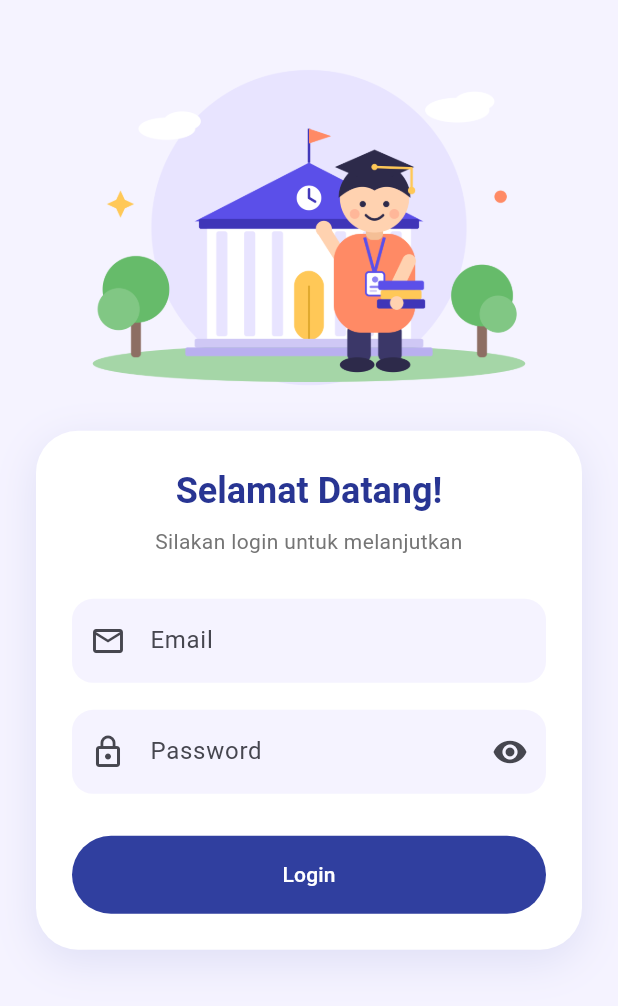
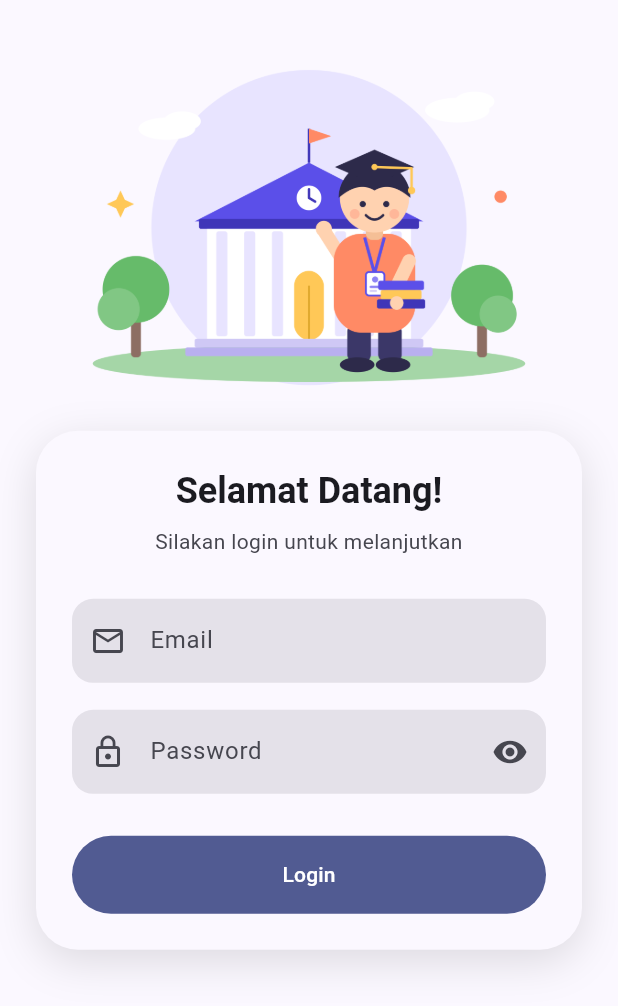
Before and after one commit to voltakits725/uts_pml_1124160165, a Flutter app: the screen it shows after launch, on a phone screen of 412 x 824 dp. Shown: the top 1006 px of the screen. Run offline on Flutter 3.47's test engine with Material 3 defaults, Android fonts, the phone set to English and light mode, and no system bars.

Commit message:
feat: halaman profil

```diff
--- a/soal2_profil_app/lib/main.dart
+++ b/soal2_profil_app/lib/main.dart
@@ -1,6 +1,7 @@
 import 'package:flutter/material.dart';
 import 'package:soal2_profil_app/app_theme.dart';
-import 'package:soal2_profil_app/screens/login_page.dart';
+import './screens/login_page.dart';
+
 
 void main(){
   runApp(const MyApp());
@@ -31,7 +32,9 @@ class _MyAppState extends State<MyApp>{
       darkTheme: AppTheme.darkTheme,
       themeMode: _themeMode,
 
-      home: const LoginPage(),
+      home: LoginPage(
+        onThemeChanged: _changeTheme,
+      ),
     );
   }
 }
--- a/soal2_profil_app/lib/screens/login_page.dart
+++ b/soal2_profil_app/lib/screens/login_page.dart
@@ -1,9 +1,14 @@
+
 import 'package:flutter/material.dart';
-
-// import 'profile_page.dart';
+import 'package:soal2_profil_app/screens/profile_page.dart';
 
 class LoginPage extends StatefulWidget {
-  const LoginPage({super.key});
+  final ValueChanged<ThemeMode> onThemeChanged;
+
+  const LoginPage({
+    super.key,
+    required this.onThemeChanged,
+  });
 
   @override
   State<LoginPage> createState() => _LoginPageState();
@@ -40,7 +45,9 @@ class _LoginPageState extends State<LoginPage> {
     Navigator.pushReplacement(
       context,
       MaterialPageRoute(
-        builder: (context) => const ProfilePage(),
+        builder: (context) => ProfilePage(
+          onThemeChanged: widget.onThemeChanged,
+        ),
       ),
     );
   }
@@ -57,7 +64,6 @@ class _LoginPageState extends State<LoginPage> {
     final screenHeight = MediaQuery.of(context).size.height;
 
     return Scaffold(
-      backgroundColor: const Color(0xFFF5F3FF),
       body: SafeArea(
         child: SingleChildScrollView(
           padding: const EdgeInsets.all(24),
@@ -66,7 +72,7 @@ class _LoginPageState extends State<LoginPage> {
               constraints: const BoxConstraints(maxWidth: 420),
               child: Column(
                 children: [
-                  // Ilustrasi kampus di atas
+                  // Ilustrasi kampus
                   Image.asset(
                     'assets/images/login-ilustrasi.png',
                     height: screenHeight * 0.3,
@@ -79,11 +85,14 @@ class _LoginPageState extends State<LoginPage> {
                   Container(
                     padding: const EdgeInsets.all(24),
                     decoration: BoxDecoration(
-                      color: Colors.white,
+                      color: Theme.of(context).colorScheme.surface,
                       borderRadius: BorderRadius.circular(28),
                       boxShadow: [
                         BoxShadow(
-                          color: Colors.indigo.withOpacity(0.12),
+                          color: Theme.of(context)
+                              .colorScheme
+                              .shadow
+                              .withOpacity(0.12),
                           blurRadius: 24,
                           offset: const Offset(0, 8),
                         ),
@@ -102,7 +111,6 @@ class _LoginPageState extends State<LoginPage> {
                                 .textTheme
                                 .headlineSmall
                                 ?.copyWith(
-                                  color: Colors.indigo.shade800,
                                   fontWeight: FontWeight.bold,
                                 ),
                           ),
@@ -112,7 +120,11 @@ class _LoginPageState extends State<LoginPage> {
                           Text(
                             'Silakan login untuk melanjutkan',
                             textAlign: TextAlign.center,
-                            style: TextStyle(color: Colors.grey.shade600),
+                            style: TextStyle(
+                              color: Theme.of(context)
+                                  .colorScheme
+                                  .onSurfaceVariant,
+                            ),
                           ),
 
                           const SizedBox(height: 28),
@@ -125,7 +137,9 @@ class _LoginPageState extends State<LoginPage> {
                               labelText: 'Email',
                               prefixIcon: const Icon(Icons.email_outlined),
                               filled: true,
-                              fillColor: const Color(0xFFF5F3FF),
+                              fillColor: Theme.of(context)
+                                  .colorScheme
+                                  .surfaceContainerHighest,
                               border: OutlineInputBorder(
                                 borderRadius: BorderRadius.circular(14),
                                 borderSide: BorderSide.none,
@@ -138,8 +152,9 @@ class _LoginPageState extends State<LoginPage> {
                                 return 'Email tidak boleh kosong';
                               }
 
-                              if (!RegExp(r'^[^@\s]+@[^@\s]+\.[^@\s]+$')
-                                  .hasMatch(email)) {
+                              if (!RegExp(
+                                r'^[^@\s]+@[^@\s]+\.[^@\s]+$',
+                              ).hasMatch(email)) {
                                 return 'Format email tidak valid';
                               }
 
@@ -169,7 +184,9 @@ class _LoginPageState extends State<LoginPage> {
                                 ),
                               ),
                               filled: true,
-                              fillColor: const Color(0xFFF5F3FF),
+                              fillColor: Theme.of(context)
+                                  .colorScheme
+                                  .surfaceContainerHighest,
                               border: OutlineInputBorder(
                                 borderRadius: BorderRadius.circular(14),
                                 borderSide: BorderSide.none,
@@ -196,10 +213,9 @@ class _LoginPageState extends State<LoginPage> {
                           FilledButton(
                             onPressed: _isLoading ? null : _login,
                             style: FilledButton.styleFrom(
-                              backgroundColor: Colors.indigo.shade700,
-                              foregroundColor: Colors.white,
-                              padding:
-                                  const EdgeInsets.symmetric(vertical: 16),
+                              padding: const EdgeInsets.symmetric(
+                                vertical: 16,
+                              ),
                               shape: RoundedRectangleBorder(
                                 borderRadius: BorderRadius.circular(30),
                               ),
@@ -228,17 +244,3 @@ class _LoginPageState extends State<LoginPage> {
     );
   }
 }
-
-// Halaman sementara
-class ProfilePage extends StatelessWidget {
-  const ProfilePage({super.key});
-
-  @override
-  Widget build(BuildContext context) {
-    return const Scaffold(
-      body: Center(
-        child: Text('Berhasil Login!'),
-      ),
-    );
-  }
-}
```
Also changed, not shown: soal2_profil_app/lib/models/profile.dart (+6 -6 lines), soal2_profil_app/lib/screens/profile_page.dart (+201 -6 lines), soal2_profil_app/assets/images/hihu.jpeg (added).
